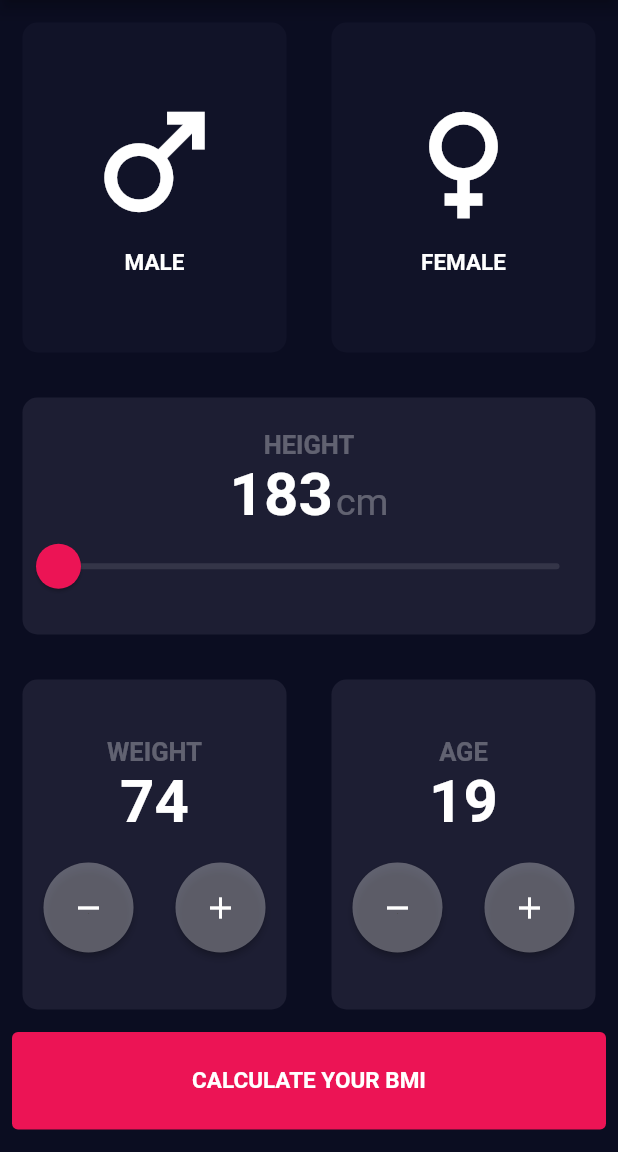
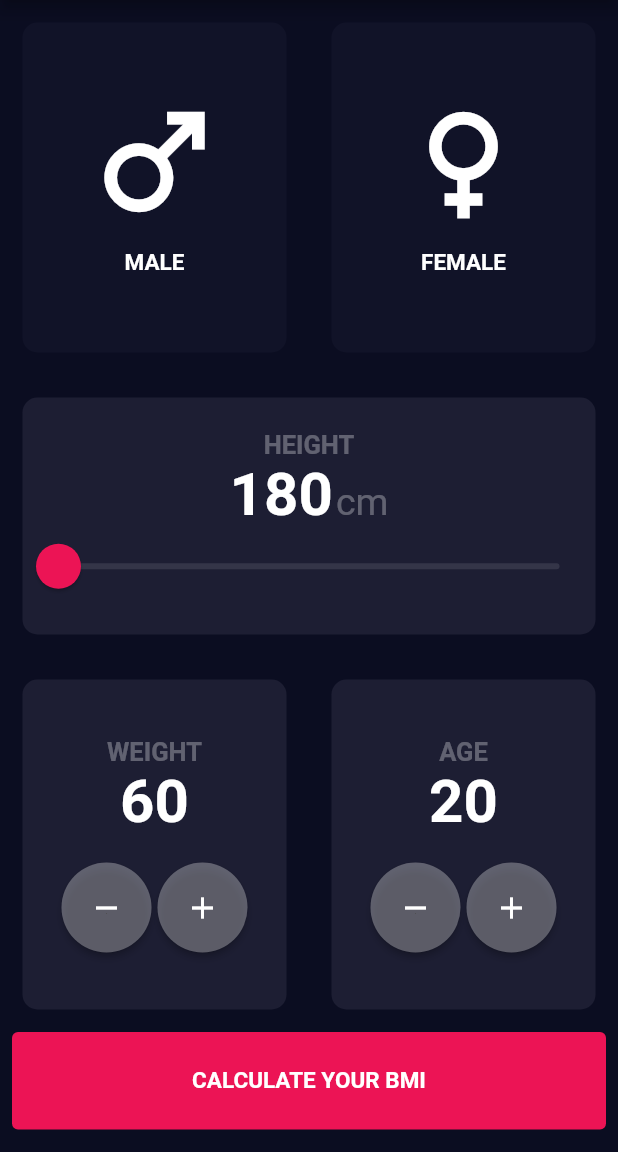
Before and after one commit to maodo/flutter_bmi_calculator, a Flutter app: the screen it shows after launch, on a phone screen of 412 x 824 dp, the part 84-1236 px from its top. Run offline on Flutter 3.47's test engine with Material 2 defaults, Android fonts, the phone set to English and light mode, and no system bars.

Commit message:
Making things dynamic

```diff
--- a/lib/input_page.dart
+++ b/lib/input_page.dart
@@ -1,6 +1,6 @@
 import 'package:flutter/material.dart';
 
-import 'widgets/custom_card.dart';
+import 'widgets/custom_icon_button.dart';
 import 'widgets/custom_widget.dart';
 import 'widgets/icon_widget.dart';
 import 'widgets/reusable_card.dart';
@@ -25,12 +25,16 @@ class InputPage extends StatefulWidget {
 class _InputPageState extends State<InputPage> {
   Color maleCardColor = inactiveCardColor;
   Color femaleCardColor = inactiveCardColor;
+  int weight = 60;
+  int age = 20;
 
   void updateColour(Gender gender) {
-    maleCardColor = (gender == Gender.male && maleCardColor == inactiveCardColor)
+    maleCardColor =
+        (gender == Gender.male && maleCardColor == inactiveCardColor)
             ? activeCardColor
             : inactiveCardColor;
-    femaleCardColor = (gender == Gender.female && femaleCardColor == inactiveCardColor)
+    femaleCardColor =
+        (gender == Gender.female && femaleCardColor == inactiveCardColor)
             ? activeCardColor
             : inactiveCardColor;
   }
@@ -70,23 +74,87 @@ class _InputPageState extends State<InputPage> {
             ))
           ]),
           Expanded(
-              child:
-                  ReusableCard(colour: activeCardColor, child: CustomWidget())),
+            child: ReusableCard(colour: activeCardColor, child: CustomWidget()),
+          ),
           Row(children: [
             Expanded(
               child: ReusableCard(
                 colour: activeCardColor,
-              child: CustomCard(
-                label: "Weight",
-                value: "74",
+                child: Column(
+                  mainAxisAlignment: MainAxisAlignment.center,
+                  children: [
+                    Text(
+                      "weight".toUpperCase(),
+                      style: TextStyle(
+                        color: Colors.white30,
+                        fontSize: 17.0,
+                        fontWeight: FontWeight.bold,
                       ),
-            )),
+                    ),
+                    Text(
+                      weight.toString(),
+                      style: TextStyle(
+                        fontSize: 40.0,
+                        fontWeight: FontWeight.bold,
+                      ),
+                    ),
+                    Padding(
+                      padding: const EdgeInsets.only(top: 17.0),
+                      child: Row(
+                        mainAxisAlignment: MainAxisAlignment.center,
+                        children: [
+                          CustomIconButton(buttonIcon: Icons.remove, onPressed: () {
+                            setState(() => {
+                              weight--
+                            });
+                           },),
+                          CustomIconButton(buttonIcon: Icons.add, onPressed: () {
+                            setState(() => {
+                              weight++
+                            });
+                           },)
+                        ],
+                      ),
+                    )
+                  ],
+                ),
+              ),
+            ),
             Expanded(
                 child: ReusableCard(
               colour: activeCardColor,
-              child: CustomCard(
-                label: "Age",
-                value: "19",
+              child: Column(
+                mainAxisAlignment: MainAxisAlignment.center,
+                children: [
+                  Text("age".toUpperCase(),
+                      style: TextStyle(
+                          color: Colors.white30,
+                          fontSize: 17.0,
+                          fontWeight: FontWeight.bold)),
+                  Text(
+                    age.toString(),
+                    style:
+                        TextStyle(fontSize: 40.0, fontWeight: FontWeight.bold),
+                  ),
+                  Padding(
+                    padding: const EdgeInsets.only(top: 17.0),
+                    child: Row(
+                      mainAxisAlignment: MainAxisAlignment.center,
+                      children: [
+                        CustomIconButton(buttonIcon: Icons.remove, onPressed: () {
+                          setState(() => {
+                            age--
+                          });
+                         },),
+                        CustomIconButton(buttonIcon: Icons.add, onPressed: () {
+                          setState(() => {
+                            age++
+                          });
+                         },)
+                      ],
+                    ),
+                  )
+                ],
               ),
             )),
           ]),
--- a/lib/widgets/custom_card.dart
+++ /dev/null
@@ -1,37 +0,0 @@
-import 'package:flutter/material.dart';
-
-import 'custom_icon_button.dart';
-
-class CustomCard extends StatelessWidget {
-  CustomCard({required this.label, required this.value});
-  final String label;
-  final String value;
-  @override
-  Widget build(BuildContext context) {
-    return Column(
-      mainAxisAlignment: MainAxisAlignment.center,
-      children: [
-        Text(label.toUpperCase(),
-            style: TextStyle(
-                color: Colors.white30,
-                fontSize: 17.0,
-                fontWeight: FontWeight.bold)),
-        Text(
-          value,
-          style:
-              TextStyle(fontSize: 40.0, fontWeight: FontWeight.bold),
-        ),
-        Padding(
-          padding: const EdgeInsets.only(top : 17.0),
-          child: Row(
-            mainAxisAlignment: MainAxisAlignment.spaceAround,
-            children: [
-              CustomIconButton(buttonIcon: Icons.remove),
-              CustomIconButton(buttonIcon: Icons.add)
-            ],
-          ),
-        )
-      ],
-    );
-  }
-}
--- a/lib/widgets/custom_icon_button.dart
+++ b/lib/widgets/custom_icon_button.dart
@@ -1,12 +1,15 @@
 import 'package:flutter/material.dart';
 
 class CustomIconButton extends StatelessWidget {
-  const CustomIconButton({required this.buttonIcon});
+  const CustomIconButton({required this.buttonIcon, required this.onPressed});
+
   final IconData buttonIcon;
+  final VoidCallback onPressed;
+
   @override
   Widget build(BuildContext context) {
     return ElevatedButton(
-      onPressed: () => {},
+      onPressed:onPressed,
       child: Icon(
         buttonIcon
       ),
--- a/lib/widgets/custom_widget.dart
+++ b/lib/widgets/custom_widget.dart
@@ -1,13 +1,19 @@
 import 'package:flutter/material.dart';
 
+const buttonColor = 0xFFEC1455;
 
-const buttonColor = 0xFFEC1455;
- double _currentSliderValue = 0;
-class CustomWidget extends StatelessWidget {
+class CustomWidget extends StatefulWidget {
   const CustomWidget({
     Key? key,
   }) : super(key: key);
 
+  @override
+  _CustomWidgetState createState() => _CustomWidgetState();
+}
+
+class _CustomWidgetState extends State<CustomWidget> {
+  int height = 180;
+  double _currentSliderValue = 120;
   @override
   Widget build(BuildContext context) {
     return Column(
@@ -24,7 +30,7 @@ class CustomWidget extends StatelessWidget {
           mainAxisAlignment: MainAxisAlignment.center,
           children: [
             Text(
-              "183",
+              height.toString(),
               style: TextStyle(fontSize: 40.0, fontWeight: FontWeight.bold),
             ),
             Padding(
@@ -36,37 +42,26 @@ class CustomWidget extends StatelessWidget {
             ),
           ],
         ),
-        CustomSlider()
+        SliderTheme(
+          data: SliderThemeData(
+              thumbColor: Color(buttonColor),
+              thumbShape: RoundSliderThumbShape(enabledThumbRadius: 15),
+              activeTrackColor: Colors.white),
+          child: Slider(
+            inactiveColor: Colors.white10,
+            value: _currentSliderValue,
+            min: 120.0,
+            max: 220.0,
+            label: _currentSliderValue.round().toString(),
+            onChanged: (double value) {
+              setState(() {
+                _currentSliderValue = value;
+                height = value.round();
+              });
+            },
+          ),
+        )
       ],
     );
   }
 }
-
-
-class CustomSlider extends StatefulWidget {
-  const CustomSlider({Key? key}) : super(key: key);
-
-  @override
-  State<CustomSlider> createState() => _CustomSliderState();
-}
-
-class _CustomSliderState extends State<CustomSlider> {
-
-  @override
-  Widget build(BuildContext context) {
-    return SliderTheme(data: SliderThemeData(thumbColor:Color(buttonColor),thumbShape: RoundSliderThumbShape(enabledThumbRadius: 15),activeTrackColor: Colors.white ),
-      child: Slider(
-        inactiveColor: Colors.white10,
-        value: _currentSliderValue,
-        max: 200,
-        label: _currentSliderValue.round().toString(),
-        onChanged: (double value) {
-          setState(() {
-            _currentSliderValue = value;
-            print(_currentSliderValue);
-          });
-        },
-      ),
-    );
-  }
-}
```
Lines whose indentation alone changed are shown as unchanged.
